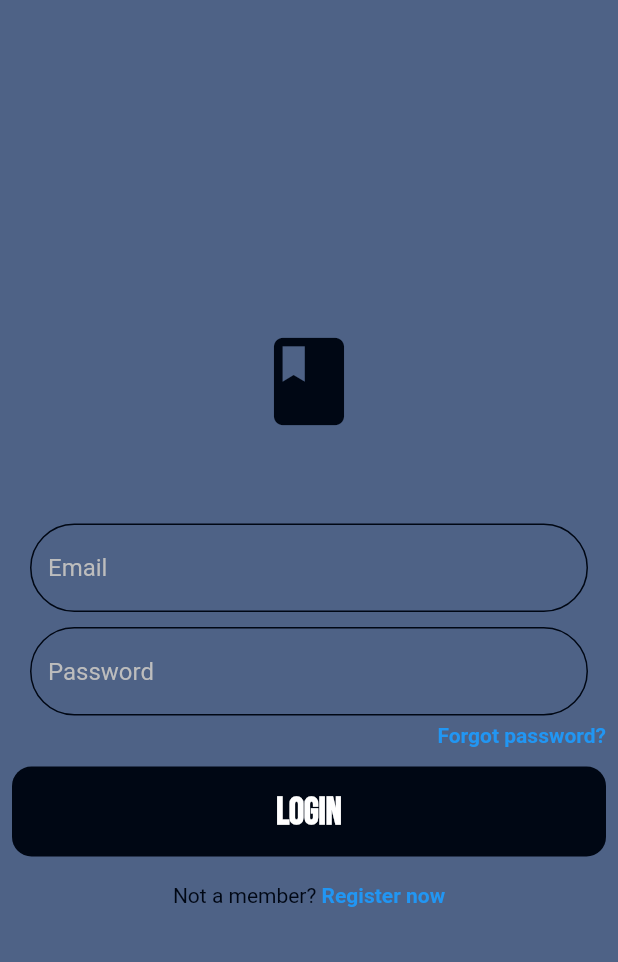
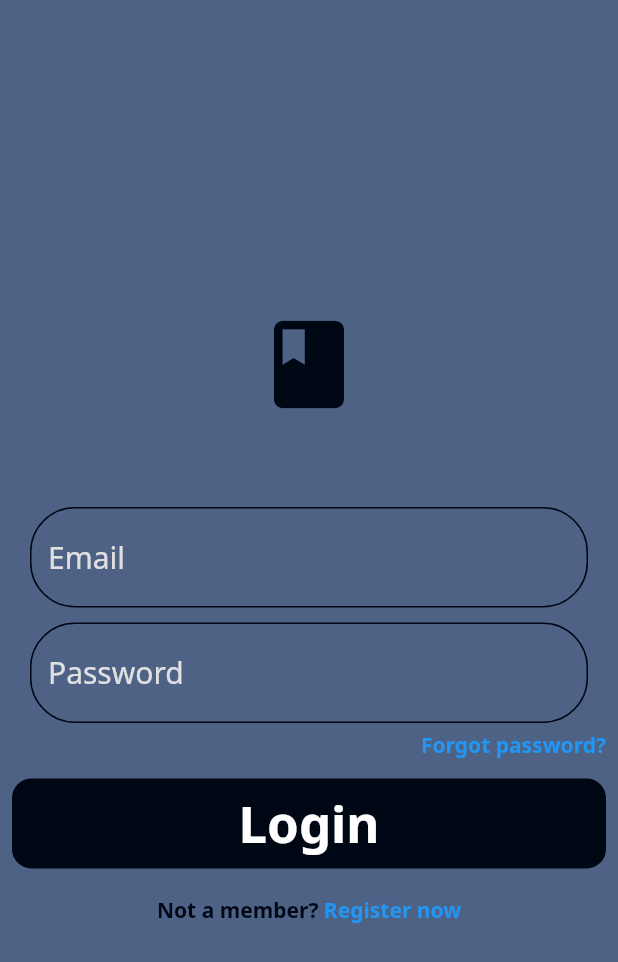
Before and after one commit to dev-vickie/delta, a Flutter app: the screen it shows after launch, on a phone screen of 412 x 824 dp. Shown: the top 962 px of the screen. Run offline on Flutter 3.47's test engine with Material 2 defaults, Android fonts, the phone set to English and light mode, and no system bars; our stand-ins replace cloud_firestore, firebase_auth, firebase_core, google_fonts; accounts and stored records are empty.

Commit message:
Added Google Fonts

```diff
--- a/lib/pages/login.dart
+++ b/lib/pages/login.dart
@@ -78,7 +78,11 @@ class _LoginPageState extends State<LoginPage> {
                         borderRadius: BorderRadius.circular(12),
                       ),
                       hintText: 'Email',
-                        hintStyle: TextStyle(color: Colors.grey[400])),
+                      hintStyle: GoogleFonts.notoSans(
+                        fontSize: 20,
+                        color: Colors.grey[300],
+                      ),
+                    ),
                   ),
                 ),
                 const SizedBox(
@@ -101,7 +105,10 @@ class _LoginPageState extends State<LoginPage> {
                         borderRadius: BorderRadius.circular(12),
                       ),
                       hintText: 'Password',
-                      hintStyle: TextStyle(color: Colors.grey[400]),
+                      hintStyle: GoogleFonts.notoSans(
+                        fontSize: 20,
+                        color: Colors.grey[300],
+                      ),
                     ),
                   ),
                 ),
@@ -129,7 +136,7 @@ class _LoginPageState extends State<LoginPage> {
                         },
                         child: Text(
                           'Forgot password?',
-                          style: TextStyle(
+                          style: GoogleFonts.notoSans(
                             color: Colors.blue,
                             fontWeight: FontWeight.bold,
                           ),
@@ -158,9 +165,9 @@ class _LoginPageState extends State<LoginPage> {
                       child: Center(
                         child: Text(
                           'Login',
-                          style: GoogleFonts.bebasNeue(
+                          style: GoogleFonts.notoSans(
                             color: Colors.white,
-                            fontSize: 25,
+                            fontSize: 34,
                             fontWeight: FontWeight.bold,
                           ),
                         ),
@@ -179,13 +186,16 @@ class _LoginPageState extends State<LoginPage> {
                   children: [
                     Text(
                       'Not a member?',
-                      style: TextStyle(color: mainDarkColor),
+                      style: GoogleFonts.notoSans(
+                        color: mainDarkColor,
+                        fontWeight: FontWeight.bold,
+                      ),
                     ),
                     GestureDetector(
                       onTap: widget.showRegisterPage,
                       child: Text(
                         ' Register now',
-                        style: TextStyle(
+                        style: GoogleFonts.notoSans(
                           color: Colors.blue,
                           fontWeight: FontWeight.bold,
                         ),
```
Also changed, not shown: 1 other file. Lines whose indentation alone changed are shown as unchanged.
